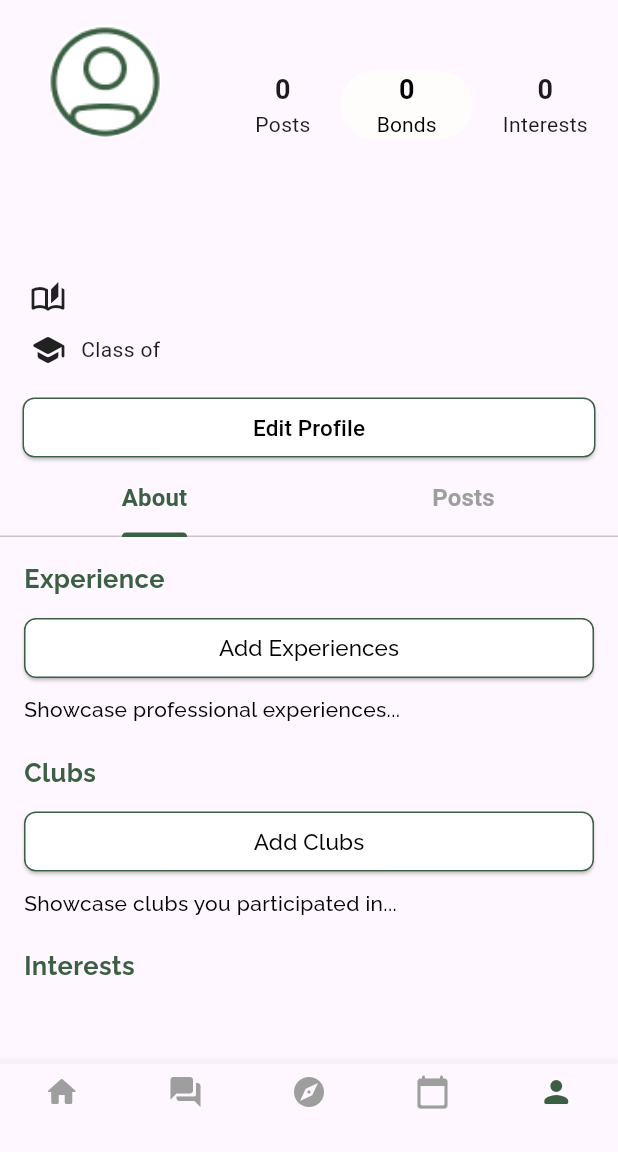
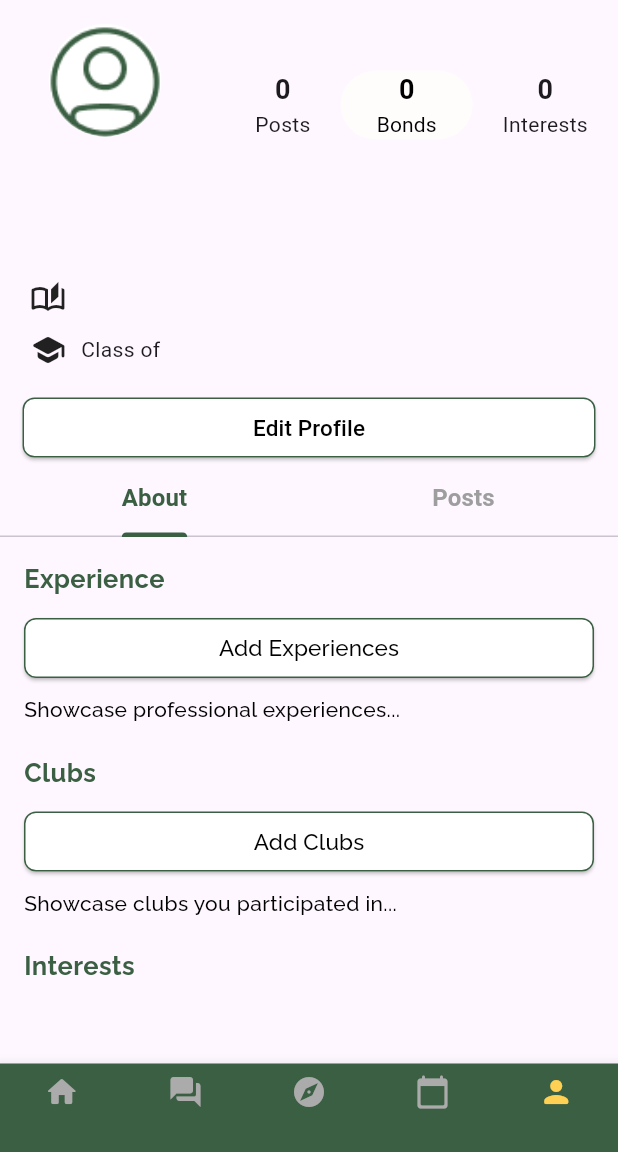
Before and after one commit to BroncoBond/Bronco-Bond, a Flutter app: the BottomNavBar screen opened directly with empty values, item 5 of the bottom bar chosen, on a phone screen of 412 x 824 dp, the part 84-1236 px from its top. Run offline on Flutter 3.47's test engine with Material 3 defaults, Android fonts, the phone set to English and light mode, and no system bars; our stand-ins replace google_fonts, image_picker, jwt_decoder, shared_preferences; accounts and stored records are empty; generated files the repository leaves out were written again; network calls fail.

Commit message:
colored nav bar

```diff
--- a/lib/src/screens/nav_bar.dart
+++ b/lib/src/screens/nav_bar.dart
@@ -41,8 +41,9 @@ class BottomNavBarState extends State<BottomNavBar> {
             _currentIndex = index;
           });
         },
-        selectedItemColor: const Color(0xff3B5F43),
-        unselectedItemColor: Colors.grey,
+        selectedItemColor: const Color(0xffFED053),
+        unselectedItemColor: const Color(0xffABABAB),
+        backgroundColor: const Color(0xff3B5F43),
         //showSelectedLabels: true,
         //showUnselectedLabels: false,
         items: const [
--- a/lib/src/screens/user_profile_page.dart
+++ b/lib/src/screens/user_profile_page.dart
@@ -344,7 +344,7 @@ class UserProfileState extends State<UserProfile>
                   child: Wrap(
                     alignment: WrapAlignment.start,
                     spacing: 8.0, // padding between each button
-                    runSpacing: 4.0, // padding between each row of buttons
+                    runSpacing: 8.0, // padding between each row of buttons
                     children: interests.map((interest) {
                       return Container(
                         decoration: BoxDecoration(
```
